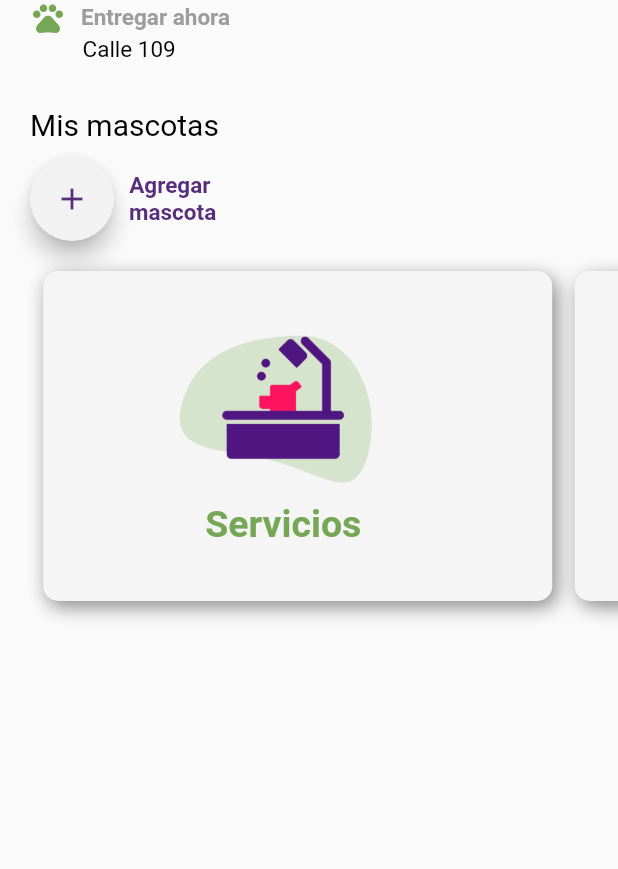
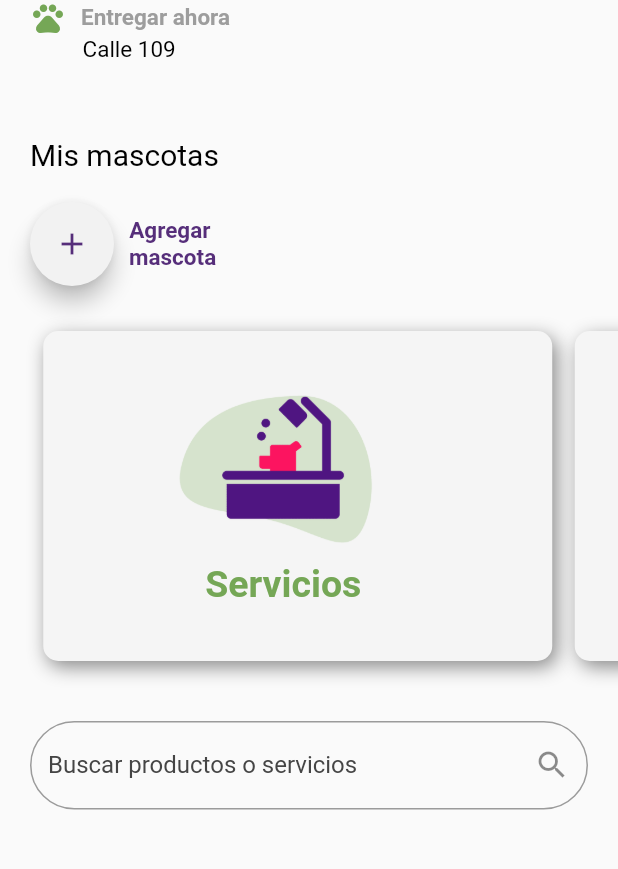
Before and after one commit to ImanolMG/myappofpets, a Flutter app: the screen it shows after launch, on a phone screen of 412 x 824 dp, the part 257-1126 px from its top. Run offline on Flutter 3.47's test engine with Material 2 defaults, Android fonts, the light colour scheme and no system bars; drawn by our look-alikes of carousel_slider; our stand-ins replace firebase_auth, firebase_core, flutter_secure_storage, google_sign_in; missing offline and left inert: flutter_secure_storage_web, passwordfield; accounts and stored records are empty.

Commit message:
Se agrego el buscador

```diff
--- a/lib/pages/pages_main.dart
+++ b/lib/pages/pages_main.dart
@@ -23,6 +23,9 @@ class Pages_main extends StatelessWidget {
 
             //Carousel
             const PetCarousel(),
+
+            //Seeker
+            _Buscador()
           ],
         ),
       ),
@@ -117,7 +120,7 @@ class Pages_main extends StatelessWidget {
 
   Widget _LocatinStreet() {
     return Padding(
-      padding: const EdgeInsets.only(left: 55.0, bottom: 0, top: 0),
+      padding: const EdgeInsets.only(left: 55.0, bottom: 10, top: 0),
       child: Row(
         children: const [
           Text(
@@ -135,7 +138,7 @@ class Pages_main extends StatelessWidget {
 
   Widget _MyPet() {
     return Padding(
-      padding: const EdgeInsets.fromLTRB(20, 20, 0, 0),
+      padding: const EdgeInsets.fromLTRB(20, 30, 0, 10),
       child: Column(
         crossAxisAlignment: CrossAxisAlignment.start,
         children: [
@@ -155,7 +158,7 @@ class Pages_main extends StatelessWidget {
             ),
           ),
           Padding(
-            padding: const EdgeInsets.only(top: 10),
+            padding: const EdgeInsets.only(top: 20),
             child: Row(
               children: [
                 FloatingActionButton(
@@ -194,4 +197,23 @@ class Pages_main extends StatelessWidget {
       ),
     );
   }
+
+  Widget _Buscador() {
+    return Padding(
+      padding: const EdgeInsets.fromLTRB(20, 20, 20, 10),
+      child: TextField(
+        decoration: InputDecoration(
+            labelStyle: const TextStyle(
+              color: Color.fromARGB(255, 69, 69, 69),
+            ),
+            labelText: 'Buscar productos o servicios',
+            border: OutlineInputBorder(
+              borderRadius: BorderRadius.circular(30.0),
+            ),
+            suffixIcon: const Icon(
+              Icons.search,
+            )),
+      ),
+    );
+  }
 }
```
